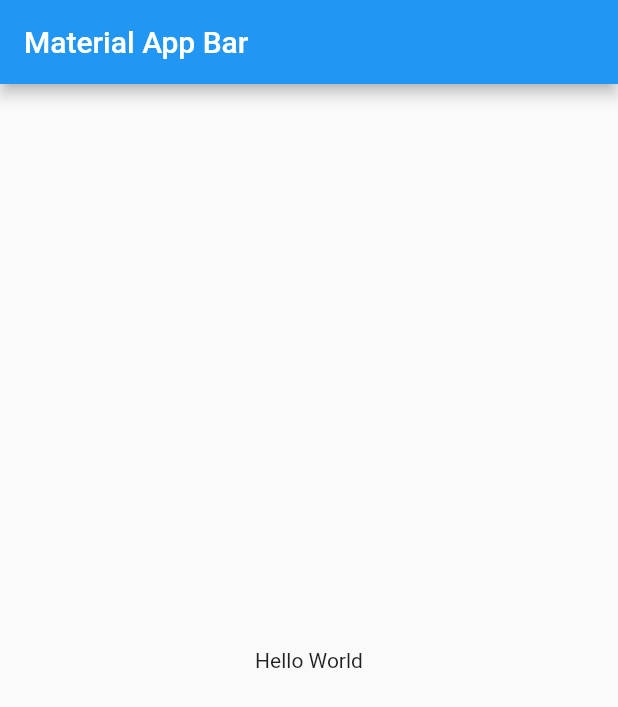
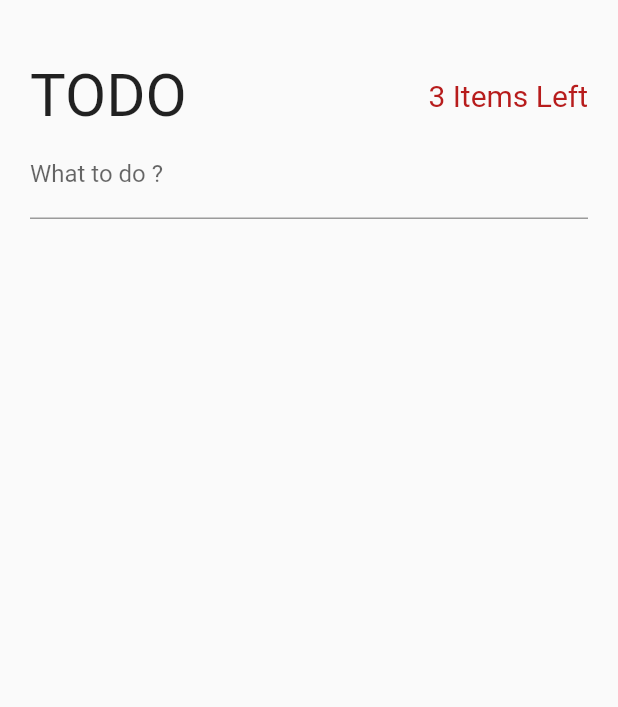
Before and after one commit to ttoghere/todoappbloc, a Flutter app: the screen it shows after launch, on a phone screen of 412 x 824 dp. Shown: the top 707 px of the screen. Run offline on Flutter 3.47's test engine with Material 2 defaults, Android fonts, the phone set to English and light mode, and no system bars; our stand-ins replace bloc, equatable, flutter_bloc.

Commit message:
Header part cubit is done

```diff
--- a/lib/cubits/active_todo_list/active_todo_list_cubit.dart
+++ b/lib/cubits/active_todo_list/active_todo_list_cubit.dart
@@ -10,8 +10,10 @@ part 'active_todo_list_state.dart';
 class ActiveTodoListCubit extends Cubit<ActiveTodoListState> {
   late final StreamSubscription todoListSubscription;
   final TodoListCubit todoListCubit;
-  ActiveTodoListCubit({required this.todoListCubit})
-      : super(ActiveTodoListState.initial()) {
+  final int initialActiveTodoCount;
+  ActiveTodoListCubit(
+      {required this.todoListCubit, required this.initialActiveTodoCount})
+      : super(ActiveTodoListState(activeTodo: initialActiveTodoCount)) {
     todoListSubscription =
         todoListCubit.stream.listen((TodoListState todoListState) {
       print("todoListState: $todoListState");
--- a/lib/cubits/filtered_todos/filtered_todos_cubit.dart
+++ b/lib/cubits/filtered_todos/filtered_todos_cubit.dart
@@ -17,14 +17,11 @@ class FilteredTodosCubit extends Cubit<FilteredTodosState> {
   final TodoFilterCubit todoFilterCubit;
   final TodoSearchCubit todoSearchCubit;
   final TodoListCubit todoListCubit;
-  FilteredTodosCubit(
-    this.todoFilterSubscription,
-    this.todoSearchSubscription,
-    this.todoListSubscription,
-    this.todoFilterCubit,
-    this.todoSearchCubit,
-    this.todoListCubit,
-  ) : super(FilteredTodosState.initial()) {
+  FilteredTodosCubit({
+    required this.todoFilterCubit,
+    required this.todoSearchCubit,
+    required this.todoListCubit,
+  }) : super(FilteredTodosState.initial()) {
     todoFilterSubscription =
         todoFilterCubit.stream.listen((TodoFilterState todoFilterState) {
       setFilteredTodos();
--- a/lib/cubits/todo_list/todo_list_cubit.dart
+++ b/lib/cubits/todo_list/todo_list_cubit.dart
@@ -11,6 +11,7 @@ class TodoListCubit extends Cubit<TodoListState> {
     final newTodo = Todo(desc: todoDesc);
     final newTodos = [...state.todoList, newTodo];
     emit(state.copyWith(todoList: newTodos));
+    print(state);
   }
 
   void editTodo(String id, String todoDesc) {
--- a/lib/main.dart
+++ b/lib/main.dart
@@ -1,15 +1,41 @@
 import 'package:flutter/material.dart';
+import 'package:flutter_bloc/flutter_bloc.dart';
+import 'package:todoappbloc/cubits/cubits_shelf.dart';
 import 'package:todoappbloc/pages/pages_shelf.dart';
 
-void main() => runApp( MyApp());
+void main() => runApp(MyApp());
 
 class MyApp extends StatelessWidget {
-
   @override
   Widget build(BuildContext context) {
-    return MaterialApp(
-      title: 'Todos App',
-      home: TodosPage(),
+    return MultiBlocProvider(
+      providers: [
+        BlocProvider<TodoFilterCubit>(
+          create: (context) => TodoFilterCubit(),
+        ),
+        BlocProvider<TodoSearchCubit>(
+          create: (context) => TodoSearchCubit(),
+        ),
+        BlocProvider<TodoListCubit>(
+          create: (context) => TodoListCubit(),
+        ),
+        BlocProvider<ActiveTodoListCubit>(
+          create: (context) => ActiveTodoListCubit(
+              initialActiveTodoCount:
+                  context.read<TodoListCubit>().state.todoList.length,
+              todoListCubit: BlocProvider.of<TodoListCubit>(context)),
+        ),
+        BlocProvider<FilteredTodosCubit>(
+          create: (context) => FilteredTodosCubit(
+              todoFilterCubit: BlocProvider.of<TodoFilterCubit>(context),
+              todoSearchCubit: BlocProvider.of<TodoSearchCubit>(context),
+              todoListCubit: BlocProvider.of<TodoListCubit>(context)),
+        )
+      ],
+      child: MaterialApp(
+        title: 'Todos App',
+        home: TodosPage(),
+      ),
     );
   }
 }
--- a/lib/pages/todos_page.dart
+++ b/lib/pages/todos_page.dart
@@ -1,4 +1,5 @@
 import 'package:flutter/material.dart';
+import 'package:todoappbloc/pages/widgets/widgets_shelf.dart';
 
 class TodosPage extends StatelessWidget {
   const TodosPage({
@@ -7,13 +8,19 @@ class TodosPage extends StatelessWidget {
 
   @override
   Widget build(BuildContext context) {
-    return Scaffold(
-      appBar: AppBar(
-        title: const Text('Material App Bar'),
+    return SafeArea(
+        child: Scaffold(
+      body: SingleChildScrollView(
+        child: Padding(
+          padding: EdgeInsets.symmetric(horizontal: 20, vertical: 40),
+          child: Column(
+            children: [
+              TodoHeader(),
+              CreateTodo(),
+            ],
+          ),
+        ),
       ),
-      body: const Center(
-        child: Text('Hello World'),
-      ),
-    );
+    ));
   }
 }
--- /dev/null
+++ b/lib/pages/widgets/create_todo.dart
@@ -0,0 +1,35 @@
+import 'package:flutter/material.dart';
+import 'package:provider/src/provider.dart';
+import 'package:todoappbloc/cubits/cubits_shelf.dart';
+
+class CreateTodo extends StatefulWidget {
+  const CreateTodo({Key? key}) : super(key: key);
+
+  @override
+  State<CreateTodo> createState() => _CreateTodoState();
+}
+
+class _CreateTodoState extends State<CreateTodo> {
+  final TextEditingController newTodoController = TextEditingController();
+  @override
+  void dispose() {
+    newTodoController.dispose();
+    super.dispose();
+  }
+
+  @override
+  Widget build(BuildContext context) {
+    return TextField(
+      controller: newTodoController,
+      decoration: InputDecoration(
+        label: Text("What to do ?"),
+      ),
+      onSubmitted: (String? todoDesc) {
+        if (todoDesc != null && todoDesc.trim().isNotEmpty) {
+          context.read<TodoListCubit>().addTodo(todoDesc);
+          newTodoController.clear();
+        }
+      },
+    );
+  }
+}
--- /dev/null
+++ b/lib/pages/widgets/todos_header.dart
@@ -0,0 +1,31 @@
+import 'package:flutter/material.dart';
+import 'package:provider/src/provider.dart';
+import 'package:todoappbloc/cubits/cubits_shelf.dart';
+
+
+class TodoHeader extends StatelessWidget {
+  const TodoHeader({
+    Key? key,
+  }) : super(key: key);
+
+  @override
+  Widget build(BuildContext context) {
+    int count = context.watch<ActiveTodoListCubit>().state.activeTodo;
+    return Row(
+      mainAxisAlignment: MainAxisAlignment.spaceBetween,
+      children: [
+        Text(
+          "TODO",
+          style: TextStyle(fontSize: 40),
+        ),
+        Text(
+          "${count} Items Left",
+          style: TextStyle(
+            fontSize: 20.0,
+            color: Colors.red[900],
+          ),
+        ),
+      ],
+    );
+  }
+}
--- /dev/null
+++ b/lib/pages/widgets/widgets_shelf.dart
@@ -0,0 +1,2 @@
+export './todos_header.dart';
+export './create_todo.dart';
```
